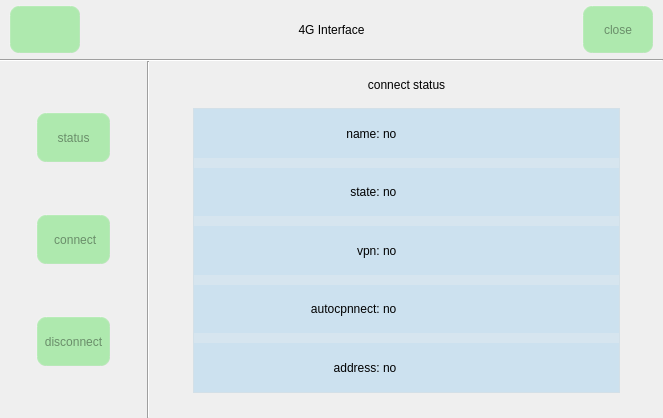
Qt form sim_module.ui (jizizihe/baijie_demo) before a commit.
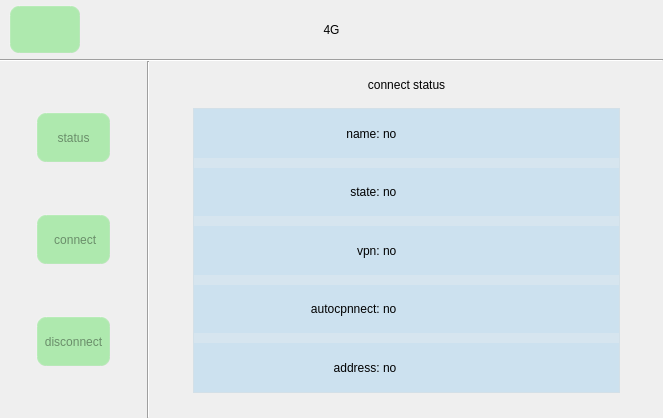
The same form after that commit. Icons and pictures are not drawn. Custom widgets are drawn as their Qt base class.

```diff
--- a/sim_module.ui
+++ b/sim_module.ui
@@ -84,7 +84,7 @@
      <number>0</number>
     </property>
     <item row="0" column="0">
-     <layout class="QHBoxLayout" name="horizontalLayout_5" stretch="1,2,3,2,1">
+     <layout class="QHBoxLayout" name="horizontalLayout_5" stretch="4,8,12,7,5">
       <property name="spacing">
        <number>0</number>
       </property>
@@ -139,7 +139,7 @@
       <item>
        <widget class="QLabel" name="label_2">
         <property name="text">
-         <string>4G Interface</string>
+         <string>4G</string>
         </property>
         <property name="alignment">
          <set>Qt::AlignCenter</set>
@@ -160,17 +160,27 @@
        </spacer>
       </item>
       <item>
-       <widget class="QPushButton" name="btn_open">
-        <property name="sizePolicy">
-         <sizepolicy hsizetype="Minimum" vsizetype="Minimum">
-          <horstretch>0</horstretch>
-          <verstretch>0</verstretch>
-         </sizepolicy>
+       <layout class="QVBoxLayout" name="verticalLayout_9" stretch="1,6">
+        <property name="spacing">
+         <number>0</number>
         </property>
-        <property name="text">
-         <string>close</string>
-        </property>
-       </widget>
+        <item>
+         <spacer name="verticalSpacer_7">
+          <property name="orientation">
+           <enum>Qt::Vertical</enum>
+          </property>
+          <property name="sizeHint" stdset="0">
+           <size>
+            <width>20</width>
+            <height>13</height>
+           </size>
+          </property>
+         </spacer>
+        </item>
+        <item>
+         <widget class="SwitchControl" name="sim_Switch" native="true"/>
+        </item>
+       </layout>
       </item>
      </layout>
     </item>
@@ -931,6 +941,14 @@
    </property>
   </widget>
  </widget>
+ <customwidgets>
+  <customwidget>
+   <class>SwitchControl</class>
+   <extends>QWidget</extends>
+   <header location="global">switchcontrol.h</header>
+   <container>1</container>
+  </customwidget>
+ </customwidgets>
  <resources>
   <include location="translation.qrc"/>
  </resources>
```
Left out of the diff: 34 changed lines with no effect on the pictures.
